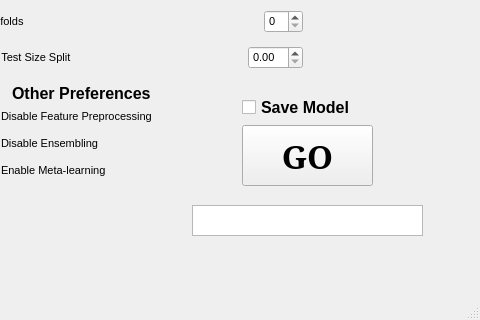
Old version of the form guiv1.ui in the repository ggrkp/projectv1; both pictures show x 388 to 868 and y 355 to 675 of the 868 by 675 pixel window.
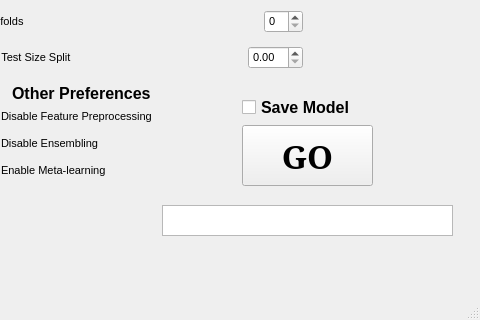
New version of the form.

Patch:
```diff
--- a/guiv1.ui
+++ b/guiv1.ui
@@ -1312,9 +1312,9 @@
      <widget class="QTextEdit" name="textEdit_3">
       <property name="geometry">
        <rect>
-        <x>530</x>
+        <x>500</x>
         <y>550</y>
-        <width>231</width>
+        <width>291</width>
         <height>31</height>
        </rect>
       </property>
```
Left out of the diff: 2 changed lines with no effect on the pictures.
